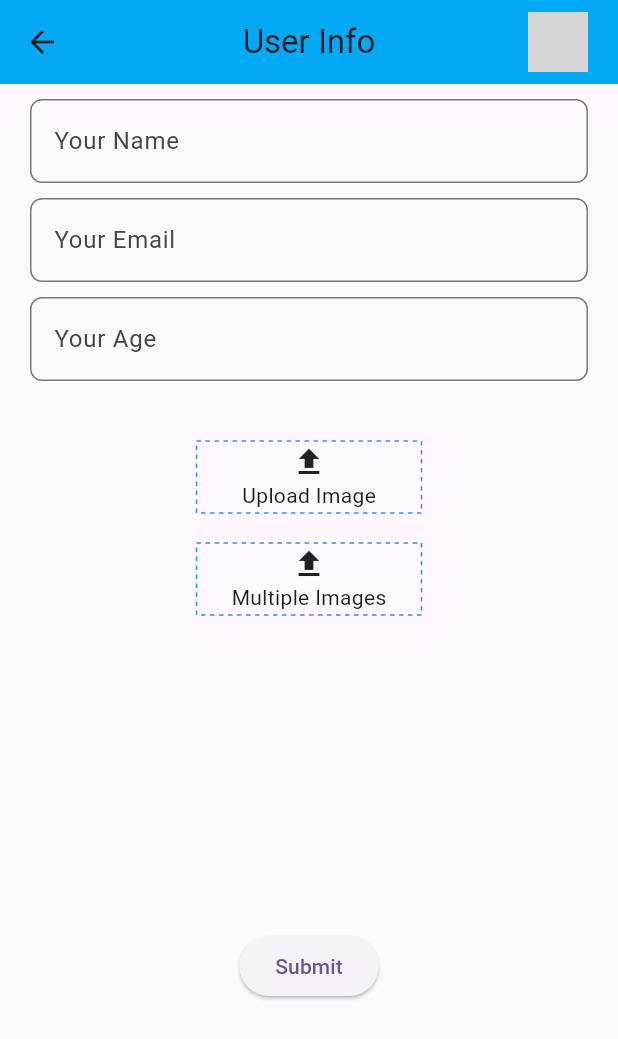
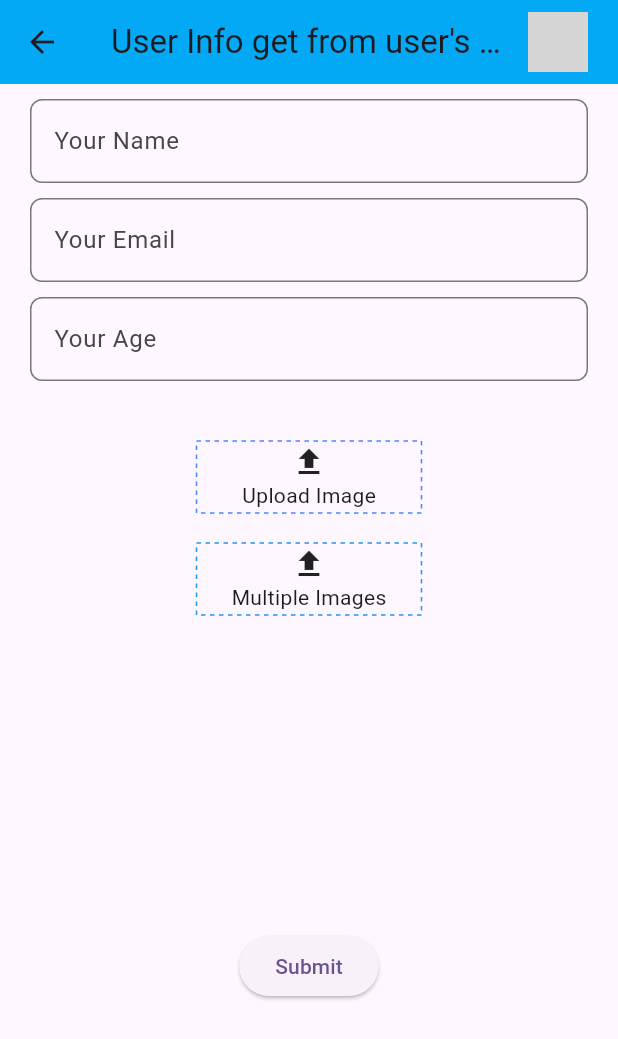
Before and after one commit to Yogin-nakrani/user, a Flutter app: the HomeScreen screen opened directly, on a phone screen of 412 x 824 dp. Shown: the top 1039 px of the screen. Run offline on Flutter 3.47's test engine with Material 3 defaults, Android fonts, the phone set to English and light mode, and no system bars; drawn by our look-alikes of dotted_border; our stand-ins replace get, image_picker, shared_preferences; accounts and stored records are empty; network calls fail; grey boxes are pictures that could not be loaded.

Commit message:
text change

```diff
--- a/lib/Screens/FirstScreen.dart
+++ b/lib/Screens/FirstScreen.dart
@@ -44,7 +44,7 @@ class _HomeScreenState extends State<HomeScreen> {
             ),
           )
         ],
-        title: AllWidgets().title("User Info"),
+        title: AllWidgets().title("User Info get from user's device"),
         centerTitle: true,
       ),
       body: Padding(
```
